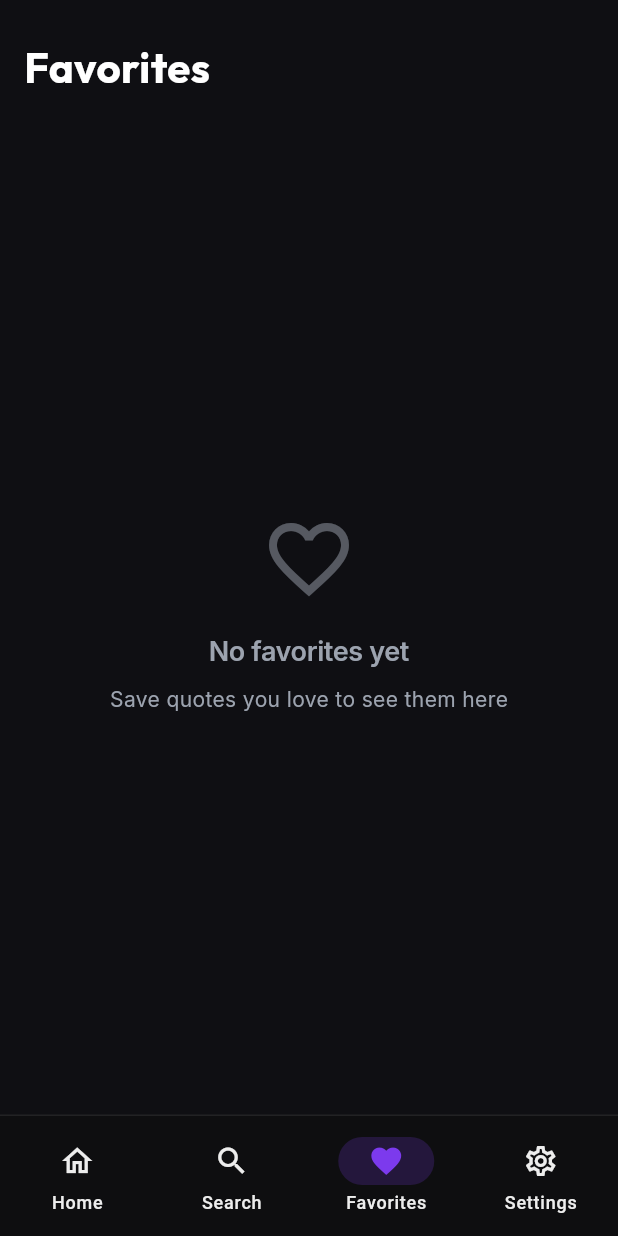
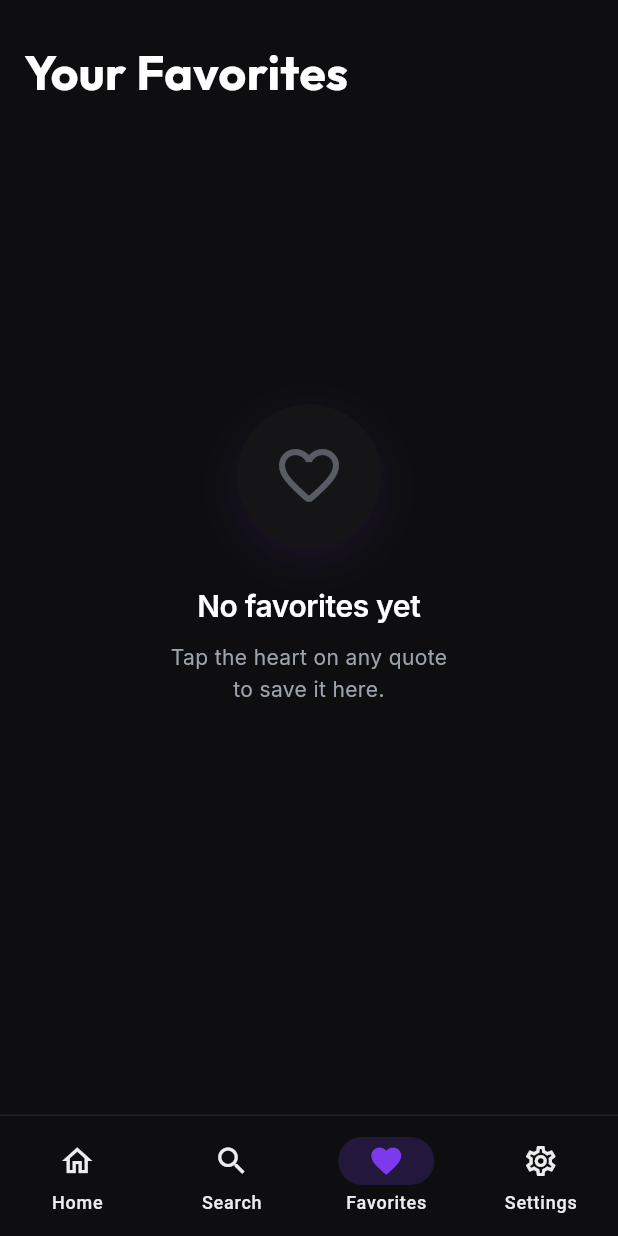
Before and after one commit to devaxissolutions/P11667, a Flutter app: the screen it shows once a user with an empty profile is signed in, item 3 of the bottom bar chosen, on a phone screen of 412 x 824 dp. Run offline on Flutter 3.47's test engine with Material 3 defaults, Android fonts, the phone set to English and light mode, and no system bars; our stand-ins replace cloud_firestore, connectivity_plus, equatable, firebase_auth, firebase_core, firebase_messaging and 9 more; missing offline and left inert: firebase_performance; accounts and stored records are empty; network calls fail.

Commit message:
style(favorites): redesign favorites screen with premium dark theme

```diff
--- a/lib/features/favorites/presentation/screens/favorites_screen.dart
+++ b/lib/features/favorites/presentation/screens/favorites_screen.dart
@@ -14,64 +14,118 @@ class FavoritesScreen extends ConsumerWidget {
     final favoritesAsync = ref.watch(favoritesProvider);
 
     return Scaffold(
-      backgroundColor: const Color(0xFF0F0F13),
+      backgroundColor: AppColors.background,
       body: SafeArea(
+        bottom: false,
+        child: CustomScrollView(
+          physics: const BouncingScrollPhysics(),
+          slivers: [
+            SliverPadding(
+              padding: const EdgeInsets.fromLTRB(16, 24, 16, 0),
+              sliver: SliverToBoxAdapter(
                 child: Column(
                   crossAxisAlignment: CrossAxisAlignment.start,
                   children: [
-            Padding(
-              padding: const EdgeInsets.fromLTRB(16, 24, 16, 8),
-              child: Text(
-                'Favorites',
+                    Text(
+                      'Your Favorites',
                       style: GoogleFonts.outfit(
-                  fontSize: 28,
+                        fontSize: 32,
                         fontWeight: FontWeight.bold,
                         color: Colors.white,
                       ),
                     ),
+                    const SizedBox(height: 24),
+                  ],
                 ),
-            Expanded(
-              child: favoritesAsync.when(
+              ),
+            ),
+            favoritesAsync.when(
               data: (favorites) {
                 if (favorites.isEmpty) {
-                    return Center(
+                  return SliverFillRemaining(
+                    hasScrollBody: false,
+                    child: Center(
                       child: Column(
                         mainAxisAlignment: MainAxisAlignment.center,
                         children: [
-                          Icon(
-                            Icons.favorite_border,
-                            size: 64,
+                          Container(
+                            padding: const EdgeInsets.all(24),
+                            decoration: BoxDecoration(
+                              color: AppColors.surface,
+                              shape: BoxShape.circle,
+                              boxShadow: [
+                                BoxShadow(
+                                  color: AppColors.primary.withOpacity(0.1),
+                                  blurRadius: 24,
+                                  offset: const Offset(0, 8),
+                                ),
+                              ],
+                            ),
+                            child: Icon(
+                              Icons.favorite_border_rounded,
+                              size: 48,
                               color: AppColors.textSecondary.withOpacity(0.5),
                             ),
-                          const SizedBox(height: 16),
+                          ),
+                          const SizedBox(height: 24),
                           Text(
                             'No favorites yet',
                             style: AppTypography.h3.copyWith(
-                              color: AppColors.textSecondary,
+                              color: Colors.white,
+                              fontSize: 20,
                             ),
                           ),
                           const SizedBox(height: 8),
                           Text(
-                            'Save quotes you love to see them here',
+                            'Tap the heart on any quote\nto save it here.',
+                            textAlign: TextAlign.center,
                             style: AppTypography.body2.copyWith(
                               color: AppColors.textSecondary,
+                              height: 1.5,
                             ),
                           ),
+                          const SizedBox(height: 100), // Spacing for fab/nav if needed
                         ],
+                      ),
                     ),
                   );
                 }
-                  return ListView.builder(
-                    padding: const EdgeInsets.all(16),
-                    itemCount: favorites.length,
-                    itemBuilder: (context, index) {
+                return SliverPadding(
+                  padding: const EdgeInsets.fromLTRB(16, 0, 16, 120),
+                  sliver: SliverList(
+                    delegate: SliverChildBuilderDelegate(
+                      (context, index) {
                         final quote = favorites[index];
-                      return QuoteCard(
+                        return Padding(
+                          padding: const EdgeInsets.only(bottom: 16),
+                          child: Dismissible(
+                            key: ValueKey(quote.id),
+                            direction: DismissDirection.endToStart,
+                            background: Container(
+                              alignment: Alignment.centerRight,
+                              padding: const EdgeInsets.only(right: 20),
+                              decoration: BoxDecoration(
+                                color: AppColors.error.withOpacity(0.2),
+                                borderRadius: BorderRadius.circular(16),
+                              ),
+                              child: const Icon(
+                                Icons.delete_outline_rounded,
+                                color: AppColors.error,
+                                size: 28,
+                              ),
+                            ),
+                            onDismissed: (_) {
+                              ref
+                                  .read(quotesProvider.notifier)
+                                  .toggleFavorite(quote);
+                            },
+                            child: QuoteCard(
                               quote: quote,
                               trailing: IconButton(
                                 icon: const Icon(
-                            Icons.favorite,
+                                  Icons.favorite_rounded,
                                   color: AppColors.error,
+                                  size: 24,
                                 ),
                                 onPressed: () {
                                   ref
@@ -79,13 +133,23 @@ class FavoritesScreen extends ConsumerWidget {
                                       .toggleFavorite(quote);
                                 },
                               ),
+                            ),
+                          ),
                         );
                       },
+                      childCount: favorites.length,
+                    ),
+                  ),
                 );
               },
-                loading: () => const Center(child: CircularProgressIndicator()),
-                error: (err, stack) =>
-                    Center(child: Text('Error loading favorites: $err')),
+              loading: () => const SliverToBoxAdapter(
+                child: Padding(
+                  padding: EdgeInsets.only(top: 48),
+                  child: Center(child: CircularProgressIndicator()),
+                ),
+              ),
+              error: (err, stack) => SliverToBoxAdapter(
+                child: Center(child: Text('Error: $err')),
               ),
             ),
           ],
```
Lines whose indentation alone changed are shown as unchanged.
